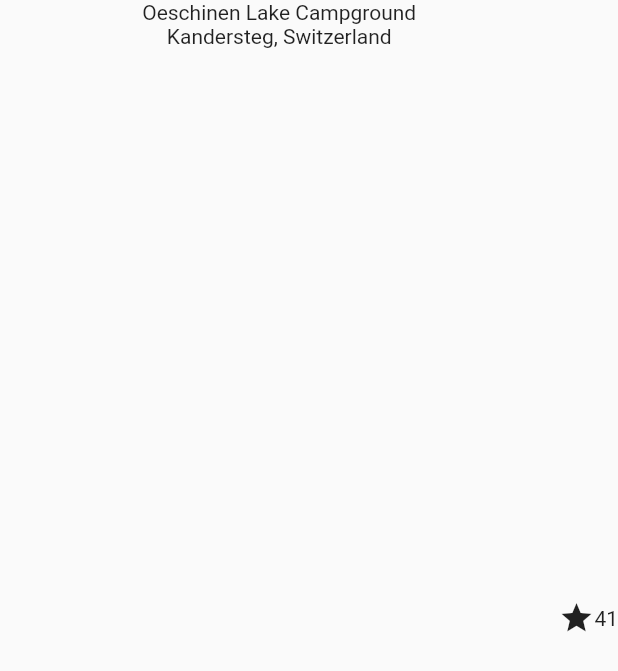
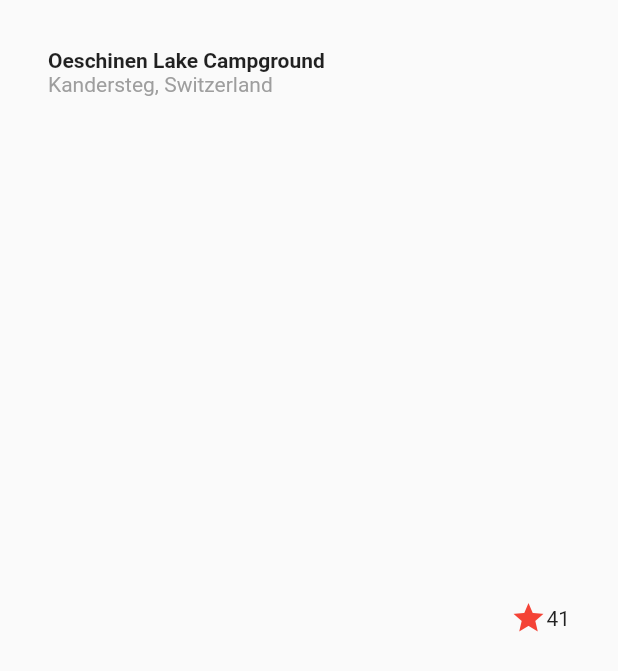
Before and after one commit to Dragan1810/hello-Flutter, a Flutter app: what info() shows on an empty page, opened directly, on a phone screen of 412 x 824 dp. Shown: the top 671 px of the screen. Run offline on Flutter 3.47's test engine with Material 2 defaults, Android fonts, the phone set to English and light mode, and no system bars; our stand-ins replace rxdart.

Commit message:
Single Screen demo

```diff
--- a/lib/screens/Single.dart
+++ b/lib/screens/Single.dart
@@ -10,12 +10,12 @@ class SingleState extends State<SingleView> {
   Widget build(BuildContext context) {
     return Scaffold(
       body: Container(
-        padding: EdgeInsets.all(10.0),
         child: Column(
           children: <Widget>[
             img(),
             info(),
             buttons(),
+            textSection,
           ],
         ),
       ),
@@ -33,24 +33,40 @@ Widget img() {
 }
 
 Widget info() {
-  return Row(
+  return Padding(
+    padding: const EdgeInsets.all(32.0),
+    child: Row(
       children: <Widget>[
         Expanded(
           child: Column(
+            crossAxisAlignment: CrossAxisAlignment.start,
             children: <Widget>[
-            Text("Oeschinen Lake Campground"),
-            Text("Kandersteg, Switzerland"),
+              Text(
+                  "Oeschinen Lake Campground",
+                style: TextStyle(fontWeight: FontWeight.bold),
+              ),
+              Text(
+                "Kandersteg, Switzerland",
+                style: TextStyle(
+                  color: Colors.grey[500],
+                ),
+              ),
             ],
           ),
         ),
-      Icon(Icons.star),
+        Icon(
+          Icons.star,
+          color: Colors.red,
+        ),
         Text("41")
       ],
+    ),
   );
 }
 
 Widget buttons() {
   return Row(
+    mainAxisAlignment: MainAxisAlignment.spaceEvenly,
     children: <Widget>[
       Column(
         children: <Widget>[
@@ -73,3 +89,13 @@ Widget buttons() {
     ],
   );
 }
+
+Widget textSection = Container(
+  padding: const EdgeInsets.all(32.0),
+  child: Text(
+    '''
+Lake Oeschinen lies at the foot of the Blüemlisalp in the Bernese Alps. Situated 1,578 meters above sea level, it is one of the larger Alpine Lakes. A gondola ride from Kandersteg, followed by a half-hour walk through pastures and pine forest, leads you to the lake, which warms to 20 degrees Celsius in the summer. Activities enjoyed here include rowing, and riding the summer toboggan run.
+        ''',
+    softWrap: true,
+  ),
+);
```
Lines whose indentation alone changed are shown as unchanged.
